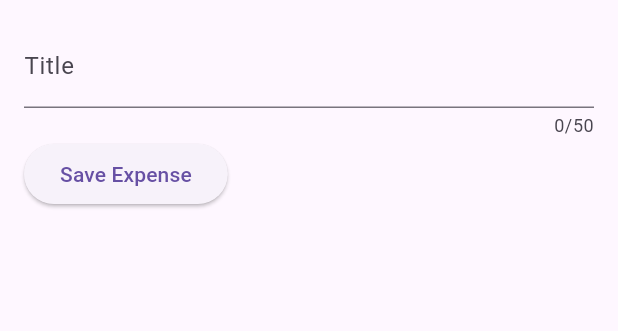
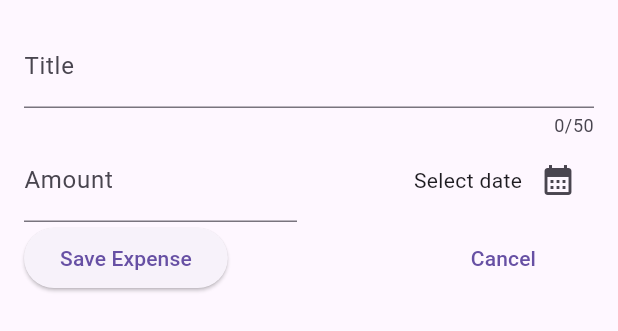
Before and after one commit to sam-kash/Expenser, a Flutter app: the NewExpense widget shown alone on an empty page, opened directly, after a tap on "Save Expense", on a phone screen of 412 x 824 dp. Shown: the top 331 px of the screen. Run offline on Flutter 3.47's test engine with Material 3 defaults, Android fonts, the phone set to English and light mode, and no system bars; missing offline and left inert: dart:ffi.

Commit message:
Added date picker and implemented button function

```diff
--- a/lib/widget/new_expense.dart
+++ b/lib/widget/new_expense.dart
@@ -1,4 +1,5 @@
 import 'package:flutter/material.dart';
+import 'package:flutter/widgets.dart';
 
 class NewExpense extends StatefulWidget {
   const NewExpense({super.key});
@@ -10,10 +11,26 @@ class NewExpense extends StatefulWidget {
 }
 
 class _NewExpenseState extends State<NewExpense> {
-  var _enterTitle = '';
+  // var _enterTitle = '';
 
-  void _saveTitleInput(String inputValue) {
-    _enterTitle = inputValue;
+  // void _saveTitleInput(String inputValue) {
+  //   _enterTitle = inputValue;
+  // }           // THIS IS THE ALTERNATIVE TECHNIQUE
+
+  final _titleController = TextEditingController();
+  final _amountController = TextEditingController();
+
+  void _presentDatePicker() {
+    final now = DateTime.now();
+    final firstDate = DateTime(now.year - 1, now.month, now.day);
+    showDatePicker(context: context, firstDate: firstDate, lastDate: now);
+  }
+
+  @override
+  void dispose() {
+    _titleController.dispose();
+    _amountController.dispose();
+    super.dispose();
   }
 
   @override
@@ -22,18 +39,62 @@ class _NewExpenseState extends State<NewExpense> {
       padding: const EdgeInsets.all(16),
       child: Column(
         children: [
+          //TexGtField is used for Taking Inputs
           TextField(
-            onChanged: _saveTitleInput,
+            controller: _titleController,
             maxLength: 50,
             decoration: const InputDecoration(label: Text('Title')),
           ),
           Row(
             children: [
+              Expanded(
+                child: TextField(
+                  //maxLength: 10,
+                  controller: _amountController,
+                  keyboardType: TextInputType.number,
+                  decoration: const InputDecoration(
+                    prefixText: '\$ ',
+                    label: Text('Amount'),
+                  ),
+                ),
+              ),
+              const SizedBox(
+                width: 16,
+              ),
+              Expanded(
+                child: Row(
+                  mainAxisAlignment: MainAxisAlignment.end,
+                  crossAxisAlignment: CrossAxisAlignment.center,
+                  children: [
+                    const Text("Select date"),
+                    IconButton(
+                      onPressed: _presentDatePicker,
+                      icon: const Icon(Icons.calendar_month),
+                    )
+                  ],
+                ),
+              ),
+            ],
+          ),
+          Row(
+            children: [
               ElevatedButton(
                 onPressed: () {
-                  print(_enterTitle);
+                  print(_titleController.text);
+                  print(_amountController.text);
                 },
                 child: const Text('Save Expense'),
+              ),
+              const SizedBox(
+                width: 150,
+              ),
+              TextButton(
+                onPressed: () {
+                  Navigator.pop(context);
+                },
+                child: const Text(
+                  'Cancel',
+                ),
               )
             ],
           )
```
